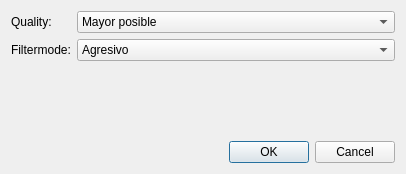
Qt form PointCloud.ui (TIDOP-USAL/MetashapeLightweight) before a commit.
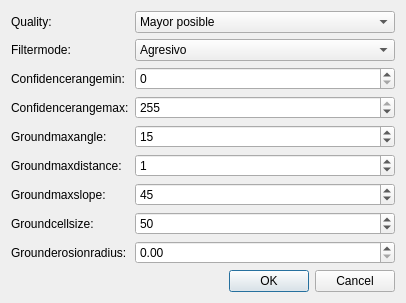
The same form after that commit.

Patch:
```diff
--- a/PointCloud.ui
+++ b/PointCloud.ui
@@ -153,6 +153,318 @@
      </widget>
      
 </item>
+  <item row="2" column="0">
+     <widget class="QLabel" name="label_ConfidenceRangeMin">
+          <property name="text">
+          <string>Confidencerangemin:</string>
+          </property>
+     </widget>
+     </item>
+<item row="2" column="1">
+     
+     <widget class="QSpinBox" name="ConfidenceRangeMin">
+          <property name="field_name" stdset="0">
+               <string>ConfidenceRangeMin</string>
+          </property>
+          <property name="key" stdset="0">
+               <string>int</string>
+          </property>
+          <property name="prop_name" stdset="0">
+               <string>value</string>
+          </property> 
+                      
+                    <property name="minimum" stdset="0">
+                        <number>0</number>
+                    </property>
+                            
+                    <property name="maximum" stdset="0">
+                        <number>255</number>
+                    </property>
+                            
+                    <property name="singleStep" stdset="0">
+                        <number>1</number>
+                    </property>
+                            
+                    <property name="toolTip" stdset="0">
+                        <string>Numero minimo de mapas de profundidad implicados en la generacion de puntos</string>
+                    </property>
+                   
+          
+        <property name="value">
+            <number>0</number>
+        </property>
+        
+     </widget>
+     
+</item>
+  <item row="3" column="0">
+     <widget class="QLabel" name="label_ConfidenceRangeMax">
+          <property name="text">
+          <string>Confidencerangemax:</string>
+          </property>
+     </widget>
+     </item>
+<item row="3" column="1">
+     
+     <widget class="QSpinBox" name="ConfidenceRangeMax">
+          <property name="field_name" stdset="0">
+               <string>ConfidenceRangeMax</string>
+          </property>
+          <property name="key" stdset="0">
+               <string>int</string>
+          </property>
+          <property name="prop_name" stdset="0">
+               <string>value</string>
+          </property> 
+                      
+                    <property name="minimum" stdset="0">
+                        <number>0</number>
+                    </property>
+                            
+                    <property name="maximum" stdset="0">
+                        <number>255</number>
+                    </property>
+                            
+                    <property name="singleStep" stdset="0">
+                        <number>1</number>
+                    </property>
+                            
+                    <property name="toolTip" stdset="0">
+                        <string>Numero maximo de mapas de profundidad implicados en la generacion de puntos</string>
+                    </property>
+                   
+          
+        <property name="value">
+            <number>255</number>
+        </property>
+        
+     </widget>
+     
+</item>
+  <item row="4" column="0">
+     <widget class="QLabel" name="label_GroundMaxAngle">
+          <property name="text">
+          <string>Groundmaxangle:</string>
+          </property>
+     </widget>
+     </item>
+<item row="4" column="1">
+     
+     <widget class="QSpinBox" name="GroundMaxAngle">
+          <property name="field_name" stdset="0">
+               <string>GroundMaxAngle</string>
+          </property>
+          <property name="key" stdset="0">
+               <string>int</string>
+          </property>
+          <property name="prop_name" stdset="0">
+               <string>value</string>
+          </property> 
+                      
+                    <property name="minimum" stdset="0">
+                        <number>0</number>
+                    </property>
+                            
+                    <property name="maximum" stdset="0">
+                        <number>45</number>
+                    </property>
+                            
+                    <property name="singleStep" stdset="0">
+                        <number>1</number>
+                    </property>
+                            
+                    <property name="toolTip" stdset="0">
+                        <string></string>
+                    </property>
+                   
+          
+        <property name="value">
+            <number>15</number>
+        </property>
+        
+     </widget>
+     
+</item>
+  <item row="5" column="0">
+     <widget class="QLabel" name="label_GroundMaxDistance">
+          <property name="text">
+          <string>Groundmaxdistance:</string>
+          </property>
+     </widget>
+     </item>
+<item row="5" column="1">
+     
+     <widget class="QSpinBox" name="GroundMaxDistance">
+          <property name="field_name" stdset="0">
+               <string>GroundMaxDistance</string>
+          </property>
+          <property name="key" stdset="0">
+               <string>int</string>
+          </property>
+          <property name="prop_name" stdset="0">
+               <string>value</string>
+          </property> 
+                      
+                    <property name="minimum" stdset="0">
+                        <number>0</number>
+                    </property>
+                            
+                    <property name="maximum" stdset="0">
+                        <number>20</number>
+                    </property>
+                            
+                    <property name="singleStep" stdset="0">
+                        <number>1</number>
+                    </property>
+                            
+                    <property name="toolTip" stdset="0">
+                        <string></string>
+                    </property>
+                   
+          
+        <property name="value">
+            <number>1</number>
+        </property>
+        
+     </widget>
+     
+</item>
+  <item row="6" column="0">
+     <widget class="QLabel" name="label_GroundMaxSlope">
+          <property name="text">
+          <string>Groundmaxslope:</string>
+          </property>
+     </widget>
+     </item>
+<item row="6" column="1">
+     
+     <widget class="QSpinBox" name="GroundMaxSlope">
+          <property name="field_name" stdset="0">
+               <string>GroundMaxSlope</string>
+          </property>
+          <property name="key" stdset="0">
+               <string>int</string>
+          </property>
+          <property name="prop_name" stdset="0">
+               <string>value</string>
+          </property> 
+                      
+                    <property name="minimum" stdset="0">
+                        <number>0</number>
+                    </property>
+                            
+                    <property name="maximum" stdset="0">
+                        <number>90</number>
+                    </property>
+                            
+                    <property name="singleStep" stdset="0">
+                        <number>1</number>
+                    </property>
+                            
+                    <property name="toolTip" stdset="0">
+                        <string></string>
+                    </property>
+                   
+          
+        <property name="value">
+            <number>45</number>
+        </property>
+        
+     </widget>
+     
+</item>
+  <item row="7" column="0">
+     <widget class="QLabel" name="label_GroundCellSize">
+          <property name="text">
+          <string>Groundcellsize:</string>
+          </property>
+     </widget>
+     </item>
+<item row="7" column="1">
+     
+     <widget class="QSpinBox" name="GroundCellSize">
+          <property name="field_name" stdset="0">
+               <string>GroundCellSize</string>
+          </property>
+          <property name="key" stdset="0">
+               <string>int</string>
+          </property>
+          <property name="prop_name" stdset="0">
+               <string>value</string>
+          </property> 
+                      
+                    <property name="minimum" stdset="0">
+                        <number>1</number>
+                    </property>
+                            
+                    <property name="maximum" stdset="0">
+                        <number>100</number>
+                    </property>
+                            
+                    <property name="singleStep" stdset="0">
+                        <number>1</number>
+                    </property>
+                            
+                    <property name="toolTip" stdset="0">
+                        <string></string>
+                    </property>
+                   
+          
+        <property name="value">
+            <number>50</number>
+        </property>
+        
+     </widget>
+     
+</item>
+  <item row="8" column="0">
+     <widget class="QLabel" name="label_GroundErosionRadius">
+          <property name="text">
+          <string>Grounderosionradius:</string>
+          </property>
+     </widget>
+     </item>
+<item row="8" column="1">
+     
+     <widget class="QDoubleSpinBox" name="GroundErosionRadius">
+          <property name="field_name" stdset="0">
+               <string>GroundErosionRadius</string>
+          </property>
+          <property name="key" stdset="0">
+               <string>double</string>
+          </property>
+          <property name="prop_name" stdset="0">
+               <string>value</string>
+          </property> 
+                      
+                    <property name="decimals" stdset="0">
+                        <number>2</number>
+                    </property>
+                            
+                    <property name="minimum" stdset="0">
+                        <number>0</number>
+                    </property>
+                            
+                    <property name="maximum" stdset="0">
+                        <number>100</number>
+                    </property>
+                            
+                    <property name="singleStep" stdset="0">
+                        <number>1</number>
+                    </property>
+                            
+                    <property name="toolTip" stdset="0">
+                        <string></string>
+                    </property>
+                   
+          
+        <property name="value">
+            <double>0</double>
+        </property>
+        
+     </widget>
+     
+</item>
   
       </layout>
    </item>
```
